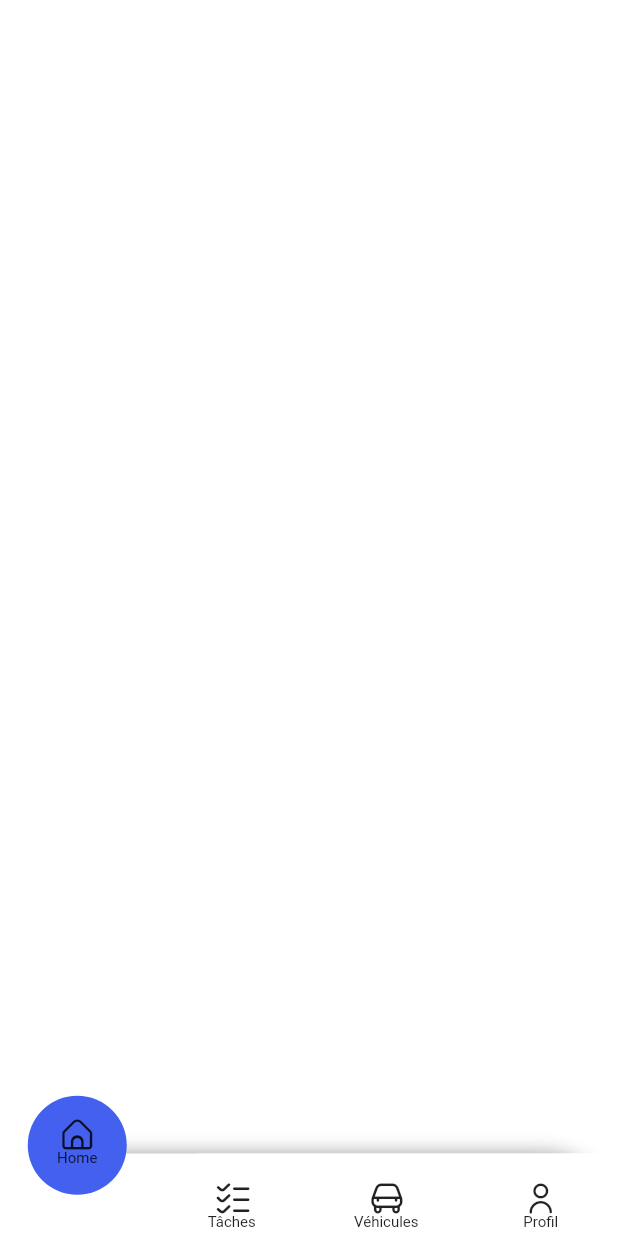
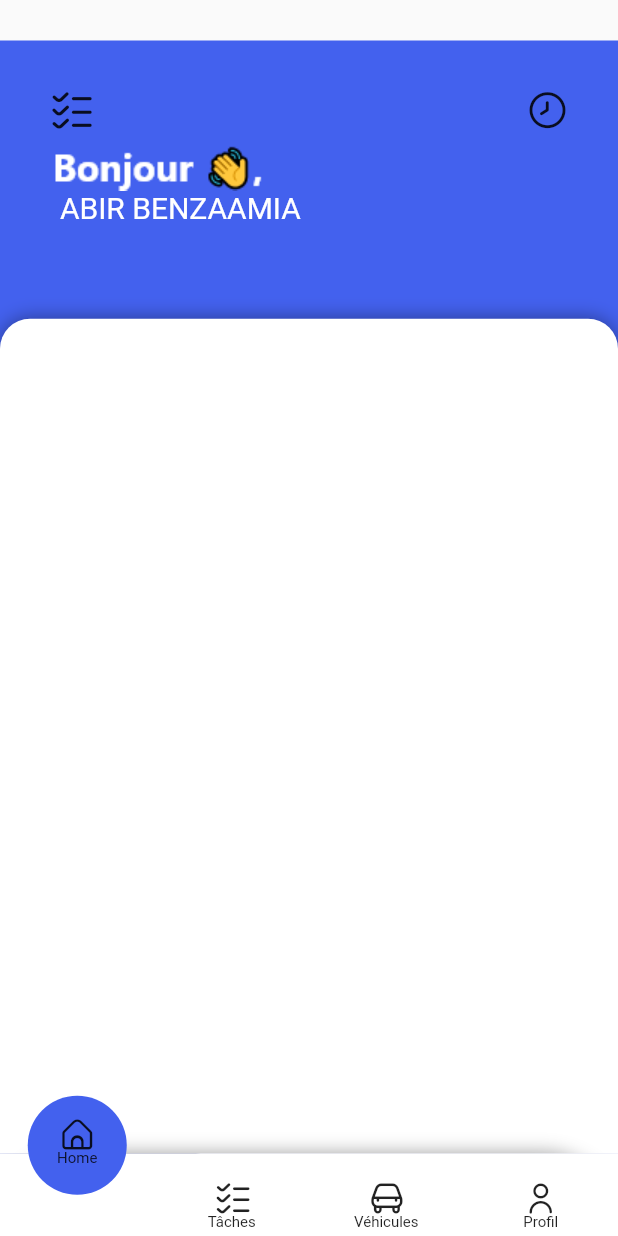
Before and after one commit to larabaouiimene/AutoRun_Maintenance, a Flutter app: the HomePage screen opened directly, on a phone screen of 412 x 824 dp. Run offline on Flutter 3.47's test engine with Material 2 defaults, Android fonts, the phone set to English and light mode, and no system bars; drawn by our look-alikes of curved_navigation_bar.

Commit message:
dernière version

```diff
--- a/lib/Views/PageAcceuil.dart
+++ b/lib/Views/PageAcceuil.dart
@@ -10,7 +10,6 @@ class HomePage extends StatelessWidget {
   @override
   Widget build(BuildContext context) {
     return Scaffold(
-      backgroundColor: Colors.white,
         bottomNavigationBar: Container(
           decoration: BoxDecoration(
             borderRadius: BorderRadius.only(
@@ -95,7 +94,81 @@ class HomePage extends StatelessWidget {
             },
           ),
         ),
-      body: Container(color: Colors.white),
-    );
+        body: Container(
+            margin: EdgeInsets.only(top: 27),
+            color: color,
+            child: Column(children: [
+              Expanded(
+                flex: 1,
+                child: Container(
+                  margin: EdgeInsets.all(35),
+                  child: Column(
+                    children: [
+                      Row(
+                        mainAxisAlignment: MainAxisAlignment.spaceBetween,
+                        children: [
+                          Icon(MyIcons.list_check),
+                          Icon(MyIcons.clock),
+                        ],
+                      ),
+                      Container(
+                        margin: EdgeInsets.only(top: 8),
+                        child: Column(
+                          children: [
+                            Row(
+                                mainAxisAlignment: MainAxisAlignment.start,
+                                children: [
+                                  Image.asset("assets/imgs/bonjour.png"),
+                                ]),
+                            Row(
+                              mainAxisAlignment: MainAxisAlignment.start,
+                              children: [
+                                Text(
+                                  " ABIR BENZAAMIA",
+                                  style: TextStyle(
+                                      fontSize: 20, color: Colors.white),
+                                )
+                              ],
+                            )
+                          ],
+                        ),
+                      )
+                      /* Row(
+
+                      children: [
+                        Image.asset("assets/imgs/bonjour.png"),
+                      ],
+                    ),
+                    Row(
+                      children: [
+                        Text(
+                          "\n ABIR BENZAAMIA",
+                          style: TextStyle(fontSize: 25, color: Colors.white),
+                        )
+                      ],
+                    )*/
+                    ],
+                  ),
+                ),
+              ),
+              Expanded(
+                  flex: 3,
+                  child: Container(
+                    width: double.infinity,
+                    decoration: BoxDecoration(
+                      color: Colors.white,
+                      borderRadius: BorderRadius.only(
+                          topRight: Radius.circular(20),
+                          topLeft: Radius.circular(20)),
+                      boxShadow: [
+                        BoxShadow(
+                            color: Colors.black38,
+                            spreadRadius: 0,
+                            blurRadius: 10),
+                      ],
+                    ),
+                    child: Column(),
+                  ))
+            ])));
   }
 }
```
Also changed, not shown: assets/imgs/bonjour.png (added). Lines whose indentation alone changed are shown as unchanged.
